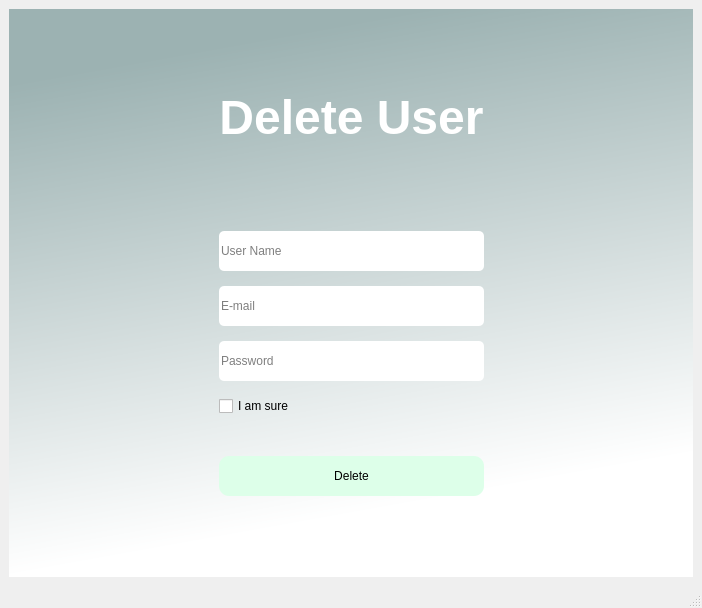
Qt form guicore/uis/delete_user_screen.ui (Igna11/billetera) before a commit.
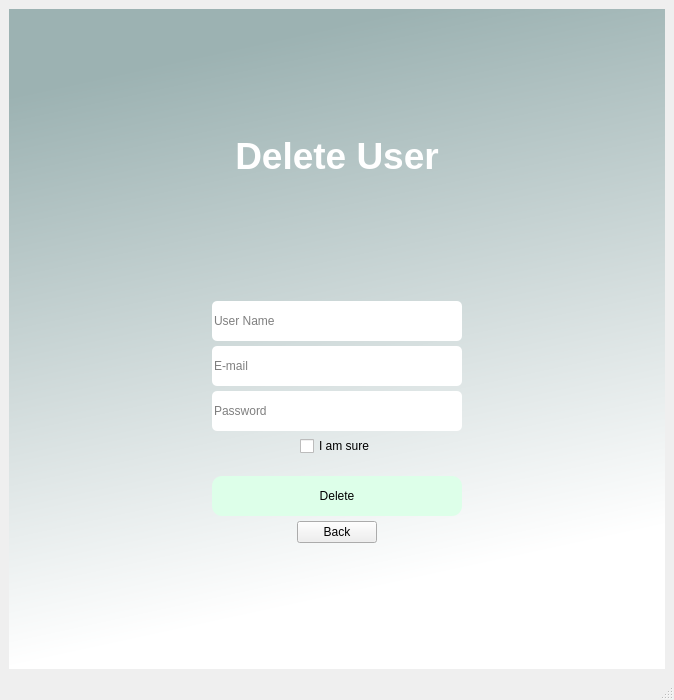
The same form after that commit.

Patch:
```diff
--- a/guicore/uis/delete_user_screen.ui
+++ b/guicore/uis/delete_user_screen.ui
@@ -6,8 +6,8 @@
    <rect>
     <x>0</x>
     <y>0</y>
-    <width>702</width>
-    <height>608</height>
+    <width>674</width>
+    <height>700</height>
    </rect>
   </property>
   <property name="windowTitle">
@@ -25,23 +25,13 @@
 background-color:qlineargradient(spread:pad, x1:0, y1:0, x2:0.207, y2:0.954545, stop:0.132159 rgba(156, 178, 178, 255), stop:1 rgba(255, 255, 255, 255))}</string>
       </property>
       <layout class="QHBoxLayout" name="horizontalLayout_3">
-       <item>
-        <spacer name="horizontalSpacer">
-         <property name="orientation">
-          <enum>Qt::Horizontal</enum>
-         </property>
-         <property name="sizeHint" stdset="0">
-          <size>
-           <width>40</width>
-           <height>20</height>
-          </size>
-         </property>
-        </spacer>
-       </item>
+       <property name="spacing">
+        <number>5</number>
+       </property>
        <item>
         <layout class="QVBoxLayout" name="verticalLayout_2">
          <property name="spacing">
-          <number>15</number>
+          <number>5</number>
          </property>
          <item>
           <spacer name="verticalSpacer_2">
@@ -56,13 +46,17 @@
            </property>
           </spacer>
          </item>
+         <item>
+          <layout class="QHBoxLayout" name="horizontalLayout_2">
          <item>
           <widget class="QLabel" name="label">
            <property name="text">
-            <string>&lt;html&gt;&lt;head/&gt;&lt;body&gt;&lt;p align=&quot;center&quot;&gt;&lt;span style=&quot; font-size:36pt; font-weight:600; color:#ffffff;&quot;&gt;Delete User&lt;/span&gt;&lt;/p&gt;&lt;/body&gt;&lt;/html&gt;</string>
+              <string>&lt;html&gt;&lt;head/&gt;&lt;body&gt;&lt;p align=&quot;center&quot;&gt;&lt;span style=&quot; font-size:28pt; font-weight:600; color:#ffffff;&quot;&gt;Delete User&lt;/span&gt;&lt;/p&gt;&lt;/body&gt;&lt;/html&gt;</string>
            </property>
           </widget>
          </item>
+          </layout>
+         </item>
          <item>
           <spacer name="verticalSpacer_3">
            <property name="orientation">
@@ -71,6 +65,21 @@
            <property name="sizeHint" stdset="0">
             <size>
              <width>20</width>
+             <height>40</height>
+            </size>
+           </property>
+          </spacer>
+         </item>
+         <item>
+          <layout class="QHBoxLayout" name="horizontalLayout_4">
+           <item>
+            <spacer name="horizontalSpacer">
+             <property name="orientation">
+              <enum>Qt::Horizontal</enum>
+             </property>
+             <property name="sizeHint" stdset="0">
+              <size>
+               <width>40</width>
              <height>20</height>
             </size>
            </property>
@@ -80,7 +89,7 @@
           <widget class="QLineEdit" name="user_name_line">
            <property name="minimumSize">
             <size>
-             <width>0</width>
+               <width>250</width>
              <height>40</height>
             </size>
            </property>
@@ -110,10 +119,40 @@
           </widget>
          </item>
          <item>
+            <spacer name="horizontalSpacer_2">
+             <property name="orientation">
+              <enum>Qt::Horizontal</enum>
+             </property>
+             <property name="sizeHint" stdset="0">
+              <size>
+               <width>40</width>
+               <height>20</height>
+              </size>
+             </property>
+            </spacer>
+           </item>
+          </layout>
+         </item>
+         <item>
+          <layout class="QHBoxLayout" name="horizontalLayout_5">
+           <item>
+            <spacer name="horizontalSpacer_3">
+             <property name="orientation">
+              <enum>Qt::Horizontal</enum>
+             </property>
+             <property name="sizeHint" stdset="0">
+              <size>
+               <width>40</width>
+               <height>20</height>
+              </size>
+             </property>
+            </spacer>
+           </item>
+           <item>
           <widget class="QLineEdit" name="email_line">
            <property name="minimumSize">
             <size>
-             <width>0</width>
+               <width>250</width>
              <height>40</height>
             </size>
            </property>
@@ -146,10 +185,40 @@
           </widget>
          </item>
          <item>
+            <spacer name="horizontalSpacer_4">
+             <property name="orientation">
+              <enum>Qt::Horizontal</enum>
+             </property>
+             <property name="sizeHint" stdset="0">
+              <size>
+               <width>40</width>
+               <height>20</height>
+              </size>
+             </property>
+            </spacer>
+           </item>
+          </layout>
+         </item>
+         <item>
+          <layout class="QHBoxLayout" name="horizontalLayout_6">
+           <item>
+            <spacer name="horizontalSpacer_5">
+             <property name="orientation">
+              <enum>Qt::Horizontal</enum>
+             </property>
+             <property name="sizeHint" stdset="0">
+              <size>
+               <width>40</width>
+               <height>20</height>
+              </size>
+             </property>
+            </spacer>
+           </item>
+           <item>
           <widget class="QLineEdit" name="password_line">
            <property name="minimumSize">
             <size>
-             <width>0</width>
+               <width>250</width>
              <height>40</height>
             </size>
            </property>
@@ -179,6 +248,36 @@
           </widget>
          </item>
          <item>
+            <spacer name="horizontalSpacer_6">
+             <property name="orientation">
+              <enum>Qt::Horizontal</enum>
+             </property>
+             <property name="sizeHint" stdset="0">
+              <size>
+               <width>40</width>
+               <height>20</height>
+              </size>
+             </property>
+            </spacer>
+           </item>
+          </layout>
+         </item>
+         <item>
+          <layout class="QHBoxLayout" name="horizontalLayout_7">
+           <item>
+            <spacer name="horizontalSpacer_12">
+             <property name="orientation">
+              <enum>Qt::Horizontal</enum>
+             </property>
+             <property name="sizeHint" stdset="0">
+              <size>
+               <width>40</width>
+               <height>20</height>
+              </size>
+             </property>
+            </spacer>
+           </item>
+           <item>
           <widget class="QCheckBox" name="confirmation_box">
            <property name="text">
             <string>I am sure</string>
@@ -186,6 +285,23 @@
           </widget>
          </item>
          <item>
+            <spacer name="horizontalSpacer_7">
+             <property name="orientation">
+              <enum>Qt::Horizontal</enum>
+             </property>
+             <property name="sizeHint" stdset="0">
+              <size>
+               <width>40</width>
+               <height>20</height>
+              </size>
+             </property>
+            </spacer>
+           </item>
+          </layout>
+         </item>
+         <item>
+          <layout class="QHBoxLayout" name="horizontalLayout_9">
+           <item>
           <widget class="QLabel" name="delete_label">
            <property name="maximumSize">
             <size>
@@ -204,11 +320,28 @@
            </property>
           </widget>
          </item>
+          </layout>
+         </item>
+         <item>
+          <layout class="QHBoxLayout" name="horizontalLayout_8">
+           <item>
+            <spacer name="horizontalSpacer_8">
+             <property name="orientation">
+              <enum>Qt::Horizontal</enum>
+             </property>
+             <property name="sizeHint" stdset="0">
+              <size>
+               <width>40</width>
+               <height>20</height>
+              </size>
+             </property>
+            </spacer>
+           </item>
          <item>
           <widget class="QPushButton" name="delete_user_button">
            <property name="minimumSize">
             <size>
-             <width>0</width>
+               <width>250</width>
              <height>40</height>
             </size>
            </property>
@@ -228,7 +361,62 @@
           </widget>
          </item>
          <item>
-          <spacer name="verticalSpacer">
+            <spacer name="horizontalSpacer_9">
+             <property name="orientation">
+              <enum>Qt::Horizontal</enum>
+             </property>
+             <property name="sizeHint" stdset="0">
+              <size>
+               <width>40</width>
+               <height>20</height>
+              </size>
+             </property>
+            </spacer>
+           </item>
+          </layout>
+         </item>
+         <item>
+          <layout class="QHBoxLayout" name="horizontalLayout_10">
+           <item>
+            <spacer name="horizontalSpacer_10">
+             <property name="orientation">
+              <enum>Qt::Horizontal</enum>
+             </property>
+             <property name="sizeHint" stdset="0">
+              <size>
+               <width>40</width>
+               <height>20</height>
+              </size>
+             </property>
+            </spacer>
+           </item>
+           <item>
+            <widget class="QPushButton" name="back_button">
+             <property name="text">
+              <string>Back</string>
+             </property>
+             <property name="autoDefault">
+              <bool>true</bool>
+             </property>
+            </widget>
+           </item>
+           <item>
+            <spacer name="horizontalSpacer_11">
+             <property name="orientation">
+              <enum>Qt::Horizontal</enum>
+             </property>
+             <property name="sizeHint" stdset="0">
+              <size>
+               <width>40</width>
+               <height>20</height>
+              </size>
+             </property>
+            </spacer>
+           </item>
+          </layout>
+         </item>
+         <item>
+          <spacer name="Lower_verticalSpacer">
            <property name="orientation">
             <enum>Qt::Vertical</enum>
            </property>
@@ -242,19 +430,6 @@
          </item>
         </layout>
        </item>
-       <item>
-        <spacer name="horizontalSpacer_2">
-         <property name="orientation">
-          <enum>Qt::Horizontal</enum>
-         </property>
-         <property name="sizeHint" stdset="0">
-          <size>
-           <width>40</width>
-           <height>20</height>
-          </size>
-         </property>
-        </spacer>
-       </item>
       </layout>
      </widget>
     </item>
```
Left out of the diff: 6 changed lines with no effect on the pictures. Lines whose indentation alone changed are shown as unchanged.
